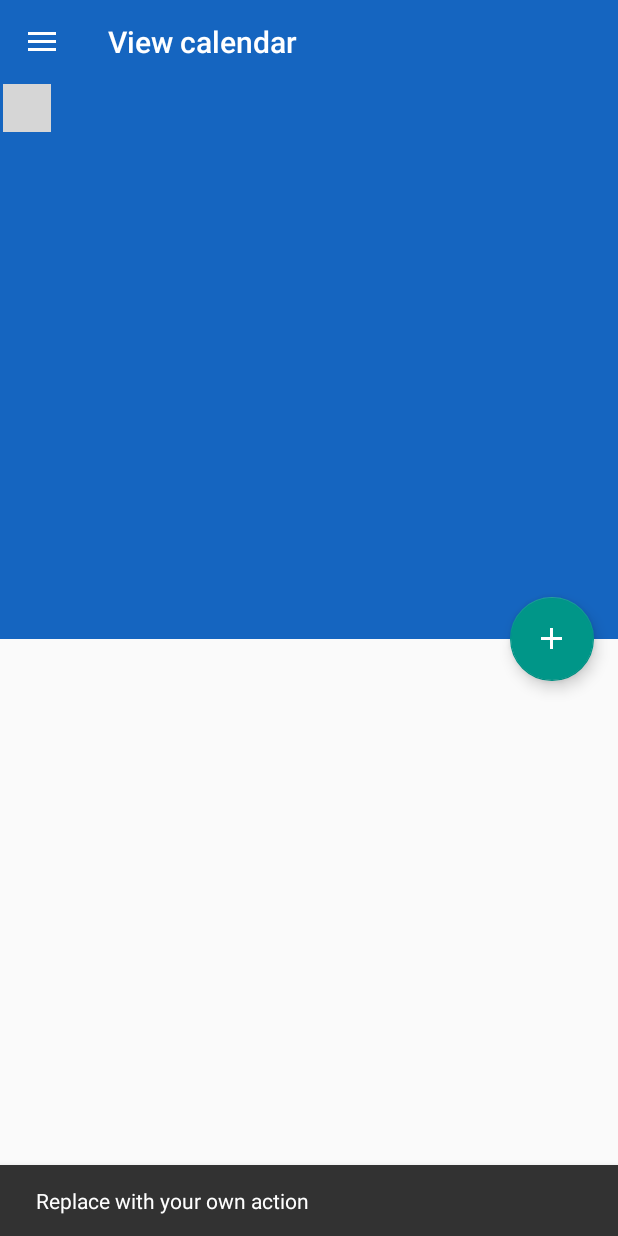
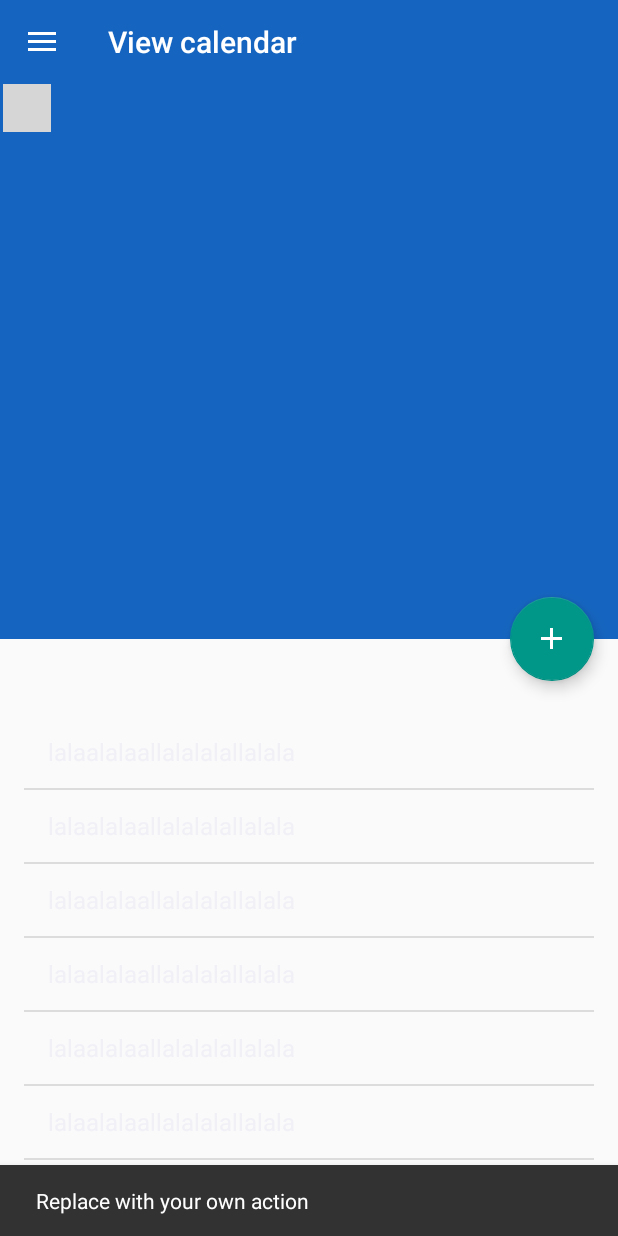
Before and after one commit to SAMSistemas/Timesheet-Mobile, an Android app: the MenuActivity screen opened directly, with no data from a screen before it, after a tap on an icon or button, on a phone screen of 412 x 824 dp. Run offline under Robolectric (Android 15) with nearby library versions, the phone set to English and light mode, and no system bars; libraries missing offline, so code that uses them is left out: com.imanoweb.calendarview; plain views replace CustomCalendarView; 5 statements that could not run were skipped; grey boxes are pictures that could not be loaded.

Commit message:
Modified MenuActivity Modified layouts

```diff
--- a/view/src/main/java/com/samsistemas/timesheet/activity/MenuActivity.java
+++ b/view/src/main/java/com/samsistemas/timesheet/activity/MenuActivity.java
@@ -7,12 +7,18 @@ import android.support.design.widget.NavigationView;
 
 import android.support.design.widget.Snackbar;
 import android.support.v4.view.GravityCompat;
+import android.support.v4.view.ViewCompat;
 import android.support.v4.widget.DrawerLayout;
+import android.support.v4.widget.NestedScrollView;
+import android.support.v7.app.ActionBar;
 import android.support.v7.app.ActionBarDrawerToggle;
 import android.support.v7.widget.Toolbar;
 import android.os.Bundle;
 import android.view.MenuItem;
 import android.view.View;
+import android.widget.AbsListView;
+import android.widget.ArrayAdapter;
+import android.widget.ListView;
 import android.widget.TextView;
 
 import com.imanoweb.calendarview.CalendarListener;
@@ -23,7 +29,7 @@ import com.samsistemas.timesheet.navigation.AccountNavigator;
 import com.samsistemas.timesheet.navigation.SettingsNavigator;
 import com.samsistemas.timesheet.util.DateUtil;
 
-import java.text.SimpleDateFormat;
+import java.util.Arrays;
 import java.util.Calendar;
 import java.util.Date;
 import java.util.Locale;
@@ -75,6 +81,30 @@ public class MenuActivity extends BaseAppCompatActivity implements NavigationVie
 
         NavigationView navigationView = (NavigationView) findViewById(R.id.navigation_view);
         navigationView.setNavigationItemSelectedListener(this);
+
+        final ActionBar actionBar = getSupportActionBar();
+
+        ListView listView = (ListView) findViewById(R.id.list_view);
+        String[] array = new String[] {
+            "lalaalalaallalalalallalala",
+            "lalaalalaallalalalallalala",
+            "lalaalalaallalalalallalala",
+            "lalaalalaallalalalallalala",
+            "lalaalalaallalalalallalala",
+            "lalaalalaallalalalallalala",
+            "lalaalalaallalalalallalala",
+            "lalaalalaallalalalallalala",
+            "lalaalalaallalalalallalala",
+            "lalaalalaallalalalallalala",
+            "lalaalalaallalalalallalala",
+            "lalaalalaallalalalallalala",
+            "lalaalalaallalalalallalala",
+            "lalaalalaallalalalallalala"
+        };
+
+        ArrayAdapter<String> adapter = new ArrayAdapter<String>(getApplicationContext(), android.R.layout.simple_list_item_1, array);
+        listView.setAdapter(adapter);
+        adapter.notifyDataSetChanged();
     }
 
     @Override
@@ -141,11 +171,13 @@ public class MenuActivity extends BaseAppCompatActivity implements NavigationVie
     public void onDateSelected(Date date) {
         String dateTitle = DateUtil.formatDate(getApplicationContext(), date);
         mDateTitle.setText(dateTitle);
+
+
     }
 
     @Override
     public void onMonthChanged(Date date) {
-
+        mDateTitle.setText("");
     }
 
     private Calendar getCalendar() {
--- a/view/src/main/res/layout/activity_menu.xml
+++ b/view/src/main/res/layout/activity_menu.xml
@@ -54,7 +54,51 @@ android:fitsSystemWindows="true" tools:openDrawer="start">
         </android.support.design.widget.CollapsingToolbarLayout>
     </android.support.design.widget.AppBarLayout>
 
-    <include layout="@layout/content_scrolling" />
+    <android.support.v4.widget.NestedScrollView
+        xmlns:android="http://schemas.android.com/apk/res/android"
+        xmlns:tools="http://schemas.android.com/tools"
+        xmlns:app="http://schemas.android.com/apk/res-auto"
+        app:layout_behavior="@string/appbar_scrolling_view_behavior"
+        android:id="@+id/scroll_layout"
+        tools:showIn="@layout/activity_scrolling"
+        android:layout_width="match_parent"
+        android:layout_height="match_parent"
+        android:fillViewport="true"
+        tools:context=".activity.MenuActivity">
+
+        <LinearLayout
+            xmlns:android="http://schemas.android.com/apk/res/android"
+            xmlns:tools="http://schemas.android.com/tools"
+            xmlns:app="http://schemas.android.com/apk/res-auto"
+            app:layout_behavior="@string/appbar_scrolling_view_behavior"
+            tools:showIn="@layout/activity_scrolling" android:layout_width="match_parent"
+            android:orientation="vertical"
+            android:layout_height="match_parent" tools:context=".activity.MenuActivity">
+
+            <TextView android:id="@+id/date"
+                android:layout_width="match_parent" android:layout_height="wrap_content"
+                android:layout_marginTop="@dimen/activity_vertical_margin"
+                android:layout_marginEnd="@dimen/activity_vertical_margin"
+                android:layout_marginLeft="@dimen/activity_vertical_margin"
+                android:layout_marginRight="@dimen/activity_vertical_margin"
+                android:layout_marginStart="@dimen/activity_vertical_margin"
+                android:layout_marginBottom="8dp"
+                tools:text="12 de Noviembre de 2015" />
+
+            <ListView
+                android:id="@+id/list_view"
+                android:layout_width="match_parent"
+                android:layout_height="match_parent"
+                android:layout_marginTop="8dp"
+                android:layout_marginEnd="@dimen/activity_vertical_margin"
+                android:layout_marginLeft="@dimen/activity_vertical_margin"
+                android:layout_marginRight="@dimen/activity_vertical_margin"
+                android:layout_marginStart="@dimen/activity_vertical_margin"
+                android:layout_marginBottom="@dimen/activity_vertical_margin"/>
+
+        </LinearLayout>
+
+    </android.support.v4.widget.NestedScrollView>
 
     <android.support.design.widget.FloatingActionButton android:id="@+id/fab"
         android:layout_width="wrap_content" android:layout_height="wrap_content"
--- a/view/src/main/res/layout/content_scrolling.xml
+++ b/view/src/main/res/layout/content_scrolling.xml
@@ -4,6 +4,7 @@
     xmlns:tools="http://schemas.android.com/tools"
     xmlns:app="http://schemas.android.com/apk/res-auto"
     app:layout_behavior="@string/appbar_scrolling_view_behavior"
+    android:id="@+id/scroll_layout"
     tools:showIn="@layout/activity_scrolling" android:layout_width="match_parent"
     android:layout_height="match_parent" tools:context=".activity.MenuActivity">
 
@@ -26,8 +27,8 @@
             android:layout_marginBottom="8dp"
             tools:text="12 de noviembre de 2015" />
 
-        <android.support.v7.widget.RecyclerView
-            android:id="@+id/recycler_view"
+        <ListView
+            android:id="@+id/list_view"
             android:layout_width="match_parent"
             android:layout_height="match_parent"
             android:layout_marginTop="8dp"
```
